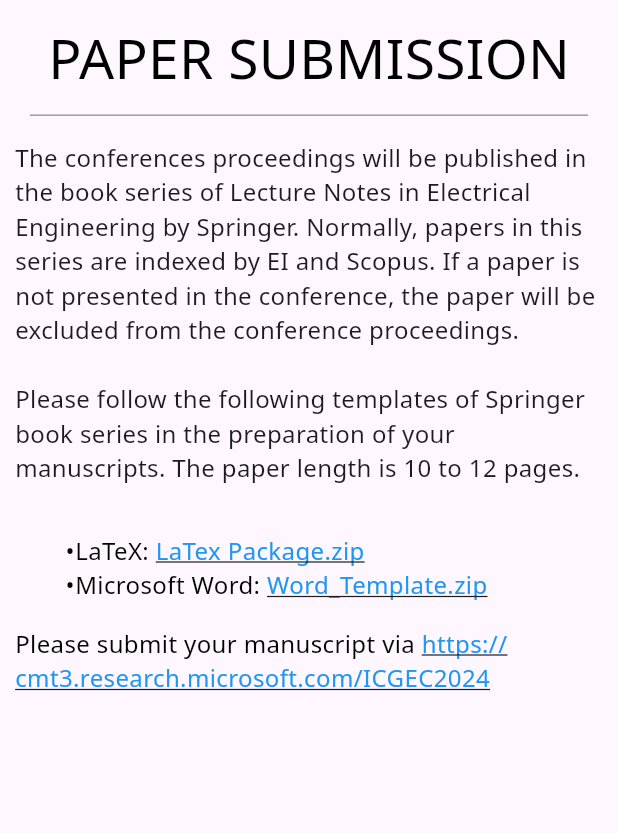
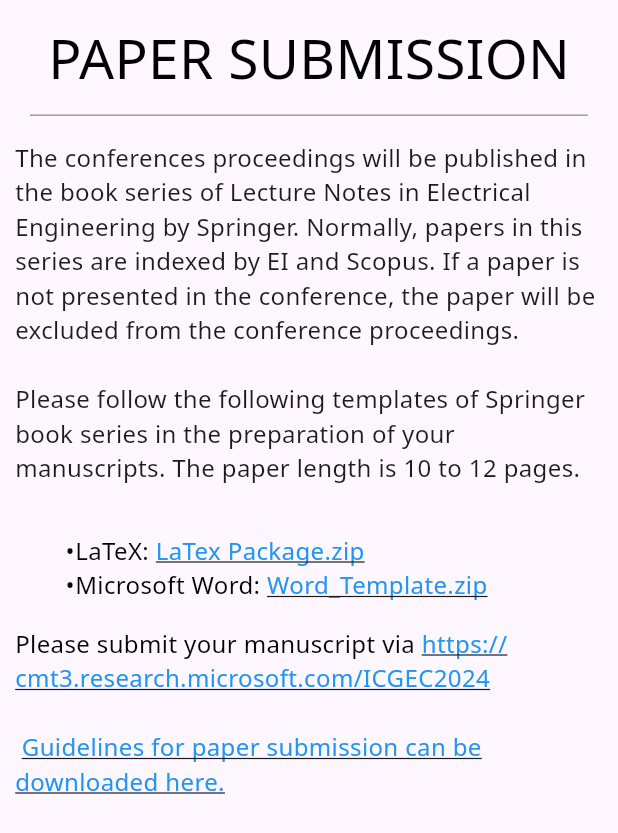
Before and after one commit to icgec24/icgec24.github.io, a Flutter app: the PaperSubmissionDesktop widget shown alone on an empty page, opened directly, on a phone screen of 412 x 824 dp. Shown: the top 833 px of the screen. Run offline on Flutter 3.47's test engine with Material 3 defaults, Android fonts, the phone set to English and light mode, and no system bars; our stand-ins replace flutter_widget_from_html, get, google_fonts, webview_flutter_platform_interface; missing offline and left inert: dart:html, dart:ui_web, pointer_interceptor, syncfusion_flutter_pdfviewer, universal_html, webview_flutter_web; statements that could not run were skipped; project files that could hold a hidden picture were left out.

Commit message:
update Paper-submission-guideline-for-ICGCE-2024.pdf

```diff
--- a/lib/features/paper_submission/paper_submission_desktop.dart
+++ b/lib/features/paper_submission/paper_submission_desktop.dart
@@ -22,7 +22,8 @@ class PaperSubmissionDesktop extends StatelessWidget {
             <li>LaTeX: <a href='https://icgec24.github.io/assets/assets/datas/LaTex_Package.zip'>LaTex Package.zip</a></li>
             <li>Microsoft Word: <a href='https://icgec24.github.io/assets/assets/datas/Word_Template.zip'>Word_Template.zip</a> </li>
             </ul>
-            Please submit your manuscript via <a href='https://cmt3.research.microsoft.com/ICGEC2024'>https://cmt3.research.microsoft.com/ICGEC2024</a>
+            Please submit your manuscript via <a href='https://cmt3.research.microsoft.com/ICGEC2024'>https://cmt3.research.microsoft.com/ICGEC2024</a> <br/><br/>
+           <a href='https://icgec24.github.io/assets/assets/pdf/Paper-submission-guideline-for-ICGCE-2024.pdf'>Guidelines for paper submission can be downloaded here.</a>
             ''',textStyle: GoogleFonts.notoSans(fontSize: 16,color: Colors.black),),
           ],),
       ),
```
Also changed, not shown: lib/generated/assets.dart, 1 other file.
